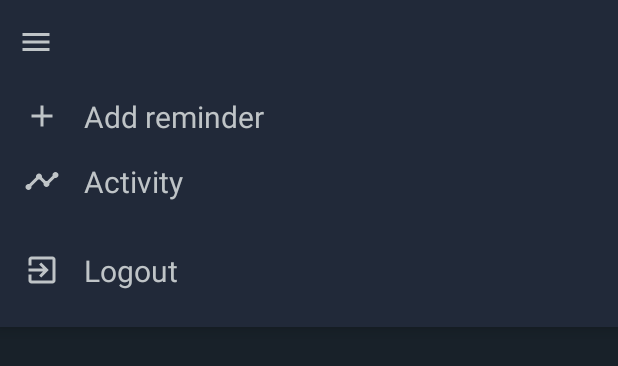
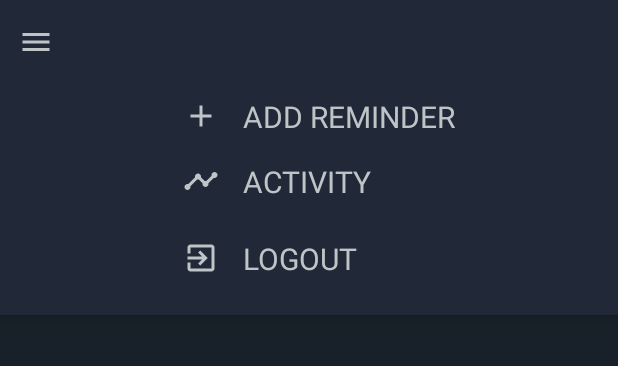
Before and after one commit to Popalay/Yooder, an Android app: the layout guillotine.xml on its own in the app's theme, with its tools: preview values and no code run, on a phone screen of 412 x 824 dp. Shown: the top 366 px of the screen. Run offline under Robolectric (Android 15) with nearby library versions, the phone set to English and light mode, and no system bars.

Commit message:
Added guillotine menu

```diff
--- a/app/src/main/res/layout/guillotine.xml
+++ b/app/src/main/res/layout/guillotine.xml
@@ -32,7 +32,7 @@
 
     <TextView
         android:id="@+id/logout"
-        android:layout_marginTop="16dp"
+        android:layout_marginTop="8dp"
         style="@style/TextView.GuillotineItem"
         android:drawableStart="@drawable/logout"
         android:text="@string/logout" />
--- a/app/src/main/res/values/styles.xml
+++ b/app/src/main/res/values/styles.xml
@@ -37,16 +37,16 @@
     </style>
 
     <style name="TextView.GuillotineItem">
-        <item name="android:layout_width">match_parent</item>
+        <item name="android:layout_width">200dp</item>
         <item name="android:layout_height">wrap_content</item>
         <item name="android:textSize">20sp</item>
         <item name="android:paddingStart">16dp</item>
+        <item name="android:textAllCaps">true</item>
         <item name="android:paddingTop">8dp</item>
         <item name="android:paddingBottom">8dp</item>
-        <item name="android:layout_gravity">center_vertical</item>
-        <item name="android:clickable">true</item>
-        <item name="android:drawablePadding">16dp</item>
-        <item name="android:background">?attr/selectableItemBackground</item>
+        <item name="android:layout_gravity">center</item>
+
+        <item name="android:drawablePadding">16dp</item>>
         <item name="android:textColor">@color/text</item>
     </style>
 
```
